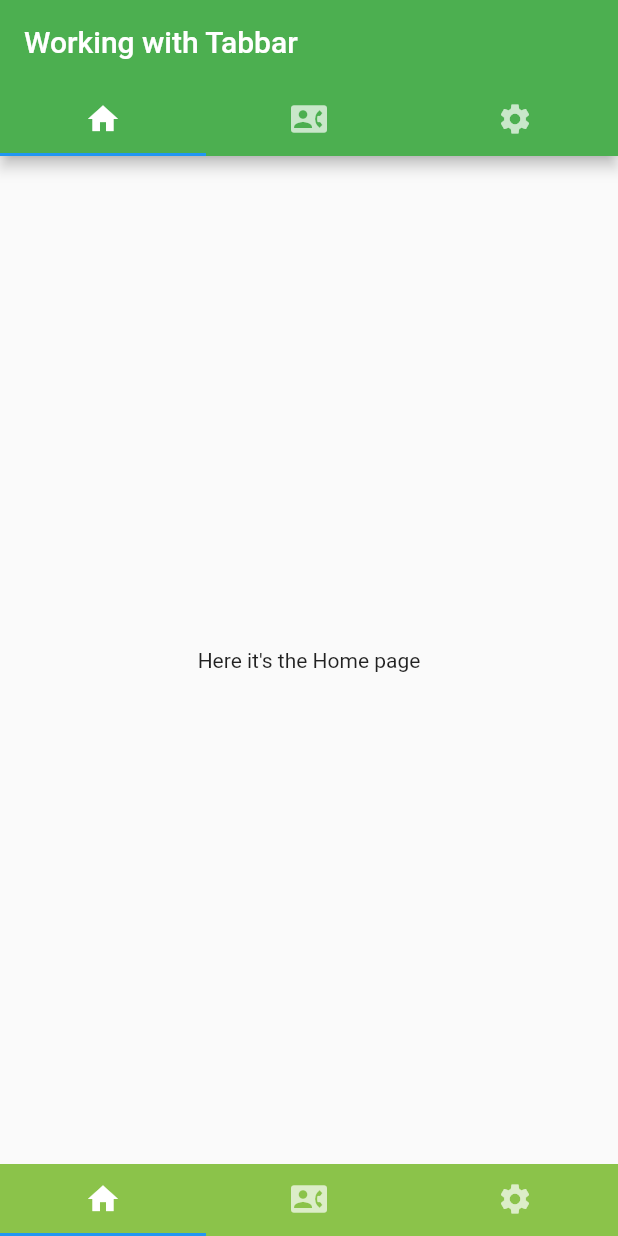
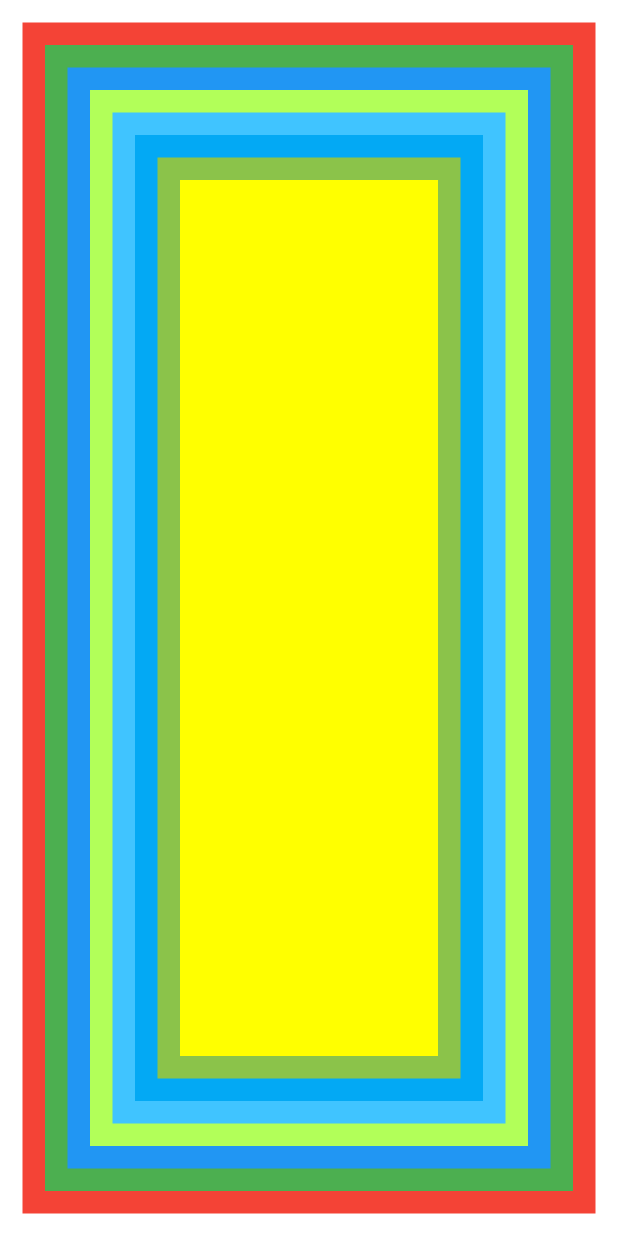
Before and after one commit to medsedki/First-Flutter-App, a Flutter app: the screen it shows after launch, on a phone screen of 412 x 824 dp. Run offline on Flutter 3.47's test engine with Material 2 defaults, Android fonts, the phone set to English and light mode, and no system bars.

Commit message:
Container Widget and outside method

```diff
--- a/lib/main.dart
+++ b/lib/main.dart
@@ -42,7 +42,10 @@ void main() {
   //runApp(new MaterialApp(home: new AppBarLeadingAndAction()));
 
   //Working with tabbar
-  runApp(new MaterialApp(home: new ApplicationTabbar()));
+  //runApp(new MaterialApp(home: new ApplicationTabbar()));
+
+  //Container Widget and outside method
+  runApp(new MaterialApp(home: new containerWidget()));
 }
 
 class MyApp extends StatelessWidget {
@@ -554,3 +557,46 @@ class _ApplicationStateTabbar extends State<ApplicationTabbar>
         ));
   }
 }
+
+//Container Widget and outside method
+class containerWidget extends StatelessWidget {
+  @override
+  Widget build(BuildContext context) {
+    return new Container(
+      color: Colors.red,
+      margin: const EdgeInsets.all(15.0),
+      child: new Container(
+        color: Colors.green,
+        margin: const EdgeInsets.all(15.0),
+        child: new Container(
+          color: Colors.blue,
+          margin: const EdgeInsets.all(15.0),
+          child: new Container(
+            color: Colors.lightGreenAccent,
+            margin: const EdgeInsets.all(15.0),
+            child: new Container(
+              color: Colors.lightBlueAccent,
+              margin: const EdgeInsets.all(15.0),
+              child: new Container(
+                color: Colors.lightBlue,
+                margin: const EdgeInsets.all(15.0),
+                child: new Container(
+                  color: Colors.lightGreen,
+                  margin: const EdgeInsets.all(15.0),
+                  child: _methodcustom(),
+                ),
+              ),
+            ),
+          ),
+        ),
+      ),
+    );
+  }
+}
+
+Widget _methodcustom() {
+  return new Container(
+    color: Colors.yellowAccent,
+    margin: const EdgeInsets.all(15.0),
+  );
+}
```
Also changed, not shown: images/widget_method.png (added), 1 other file.
